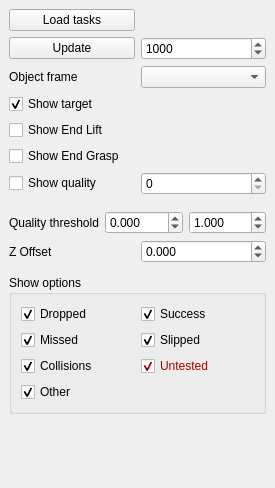
Qt form RobWorkSim/src/rwsimlibs/plugins/SimTaskVisPlugin.ui (onier/RobWork) before a commit.
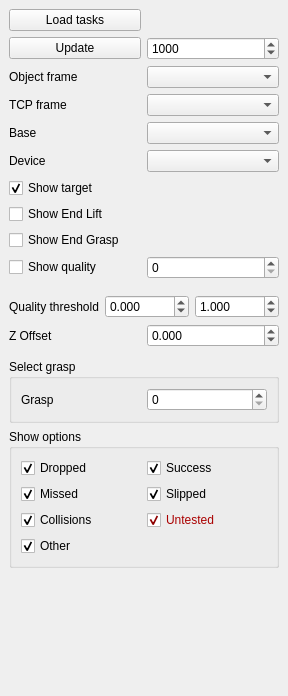
The same form after that commit.

Commit message: changed dockwidget title

The edit to the form file:
```diff
--- a/RobWorkSim/src/rwsimlibs/plugins/SimTaskVisPlugin.ui
+++ b/RobWorkSim/src/rwsimlibs/plugins/SimTaskVisPlugin.ui
@@ -6,8 +6,8 @@
    <rect>
     <x>0</x>
     <y>0</y>
-    <width>275</width>
-    <height>488</height>
+    <width>288</width>
+    <height>696</height>
    </rect>
   </property>
   <property name="windowTitle">
@@ -16,8 +16,8 @@
   <widget class="QWidget" name="dockWidgetContents">
    <layout class="QVBoxLayout" name="verticalLayout_2">
     <item>
-     <layout class="QVBoxLayout" name="verticalLayout">
-      <item>
+     <layout class="QGridLayout" name="gridLayout_4">
+      <item row="0" column="0">
        <layout class="QGridLayout" name="gridLayout">
         <item row="0" column="0">
          <widget class="QPushButton" name="_loadTaskBtn">
@@ -59,9 +59,39 @@
           </property>
          </widget>
         </item>
+        <item row="4" column="0">
+         <widget class="QLabel" name="label_4">
+          <property name="text">
+           <string>TCP frame</string>
+          </property>
+         </widget>
+        </item>
+        <item row="4" column="1">
+         <widget class="QComboBox" name="_tcpSelectBox"/>
+        </item>
+        <item row="5" column="0">
+         <widget class="QLabel" name="label_5">
+          <property name="text">
+           <string>Base</string>
+          </property>
+         </widget>
+        </item>
+        <item row="5" column="1">
+         <widget class="QComboBox" name="_baseSelectBox"/>
+        </item>
+        <item row="6" column="0">
+         <widget class="QLabel" name="label_6">
+          <property name="text">
+           <string>Device</string>
+          </property>
+         </widget>
+        </item>
+        <item row="6" column="1">
+         <widget class="QComboBox" name="_deviceSelectBox"/>
+        </item>
        </layout>
       </item>
-      <item>
+      <item row="1" column="0">
        <layout class="QGridLayout" name="gridLayout_2">
         <property name="bottomMargin">
          <number>6</number>
@@ -179,7 +209,26 @@
         </item>
        </layout>
       </item>
-      <item>
+      <item row="2" column="0">
+       <widget class="QGroupBox" name="groupBox_2">
+        <property name="title">
+         <string>Select grasp</string>
+        </property>
+        <layout class="QGridLayout" name="gridLayout_5">
+         <item row="0" column="0">
+          <widget class="QLabel" name="label_7">
+           <property name="text">
+            <string>Grasp</string>
+           </property>
+          </widget>
+         </item>
+         <item row="0" column="1">
+          <widget class="QSpinBox" name="_graspSelectSpin"/>
+         </item>
+        </layout>
+       </widget>
+      </item>
+      <item row="3" column="0">
        <widget class="QGroupBox" name="groupBox">
         <property name="title">
          <string>Show options</string>
@@ -376,7 +425,7 @@
         </layout>
        </widget>
       </item>
-      <item>
+      <item row="4" column="0">
        <spacer name="verticalSpacer">
         <property name="orientation">
          <enum>Qt::Vertical</enum>
```
Left out of the diff: 2 changed lines with no effect on the pictures. The commit also changes 1 other file.
